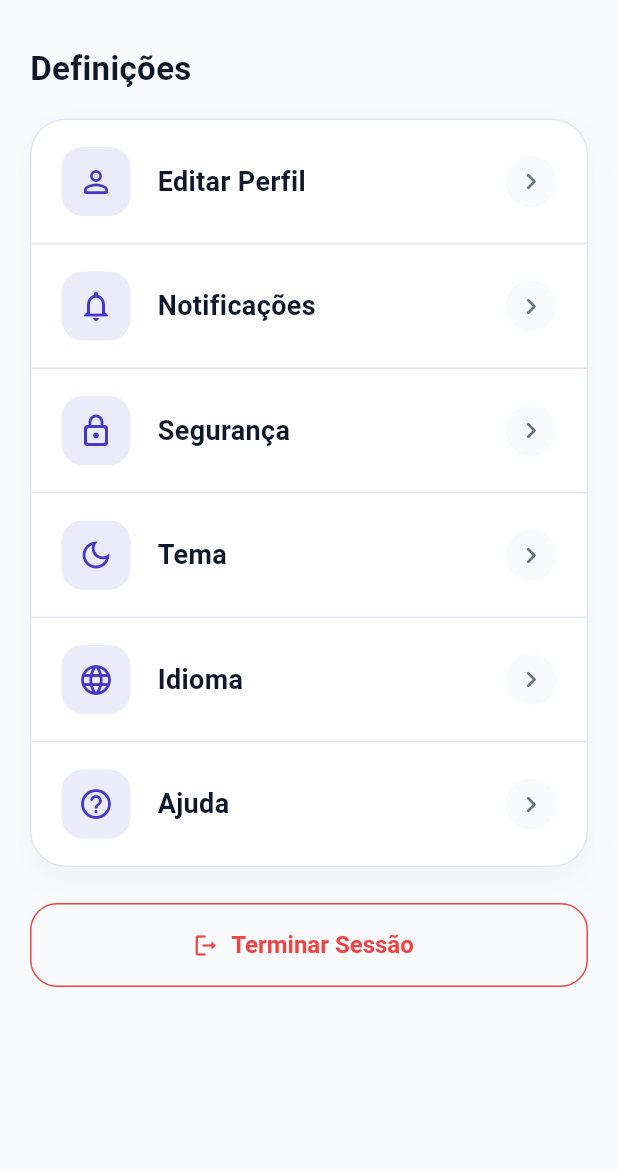
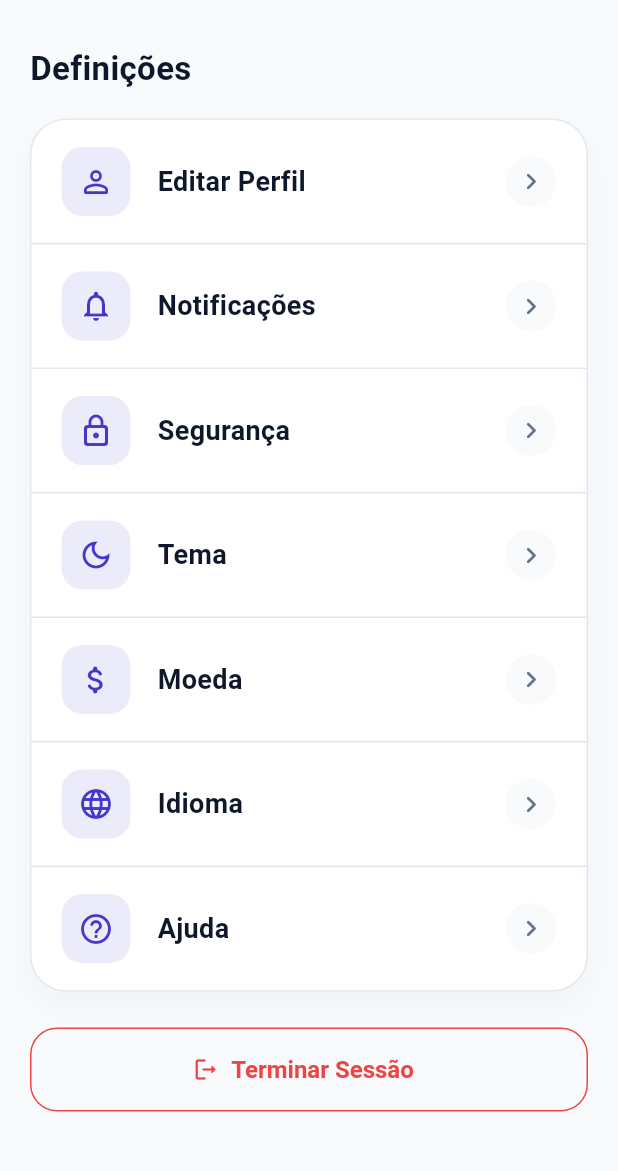
Before and after one commit to DMarques24/FinSync, a Flutter app: the ProfilePage screen opened directly, on a phone screen of 412 x 824 dp, the part 60-1231 px from its top. Run offline on Flutter 3.47's test engine with Material 3 defaults, Android fonts, the phone set to English and light mode, and no system bars; our stand-ins replace flutter_bloc, get_it, go_router, image_picker, shared_preferences, supabase_flutter and 1 more; missing offline and left inert: liquid_glass_bar, sankey_flutter; accounts and stored records are empty.

Commit message:
feat: implement currency management; add CurrencyBloc, events, and states, and integrate currency selection across the app

```diff
--- /dev/null
+++ b/finsync/lib/core/currency/app_currency.dart
@@ -0,0 +1,55 @@
+import 'package:flutter/material.dart';
+
+/// Moedas suportadas pela app.
+///
+/// Importante: isto só troca o símbolo/formato apresentado. A app não faz
+/// conversão real de valores entre moedas (isso exigiria taxas de câmbio em
+/// tempo real), por isso os números guardados na base de dados não mudam,
+/// só a forma como são apresentados.
+enum AppCurrencyType {
+  eur('EUR', '€', 'Euro', false),
+  usd('USD', '\$', 'Dólar Americano', true),
+  gbp('GBP', '£', 'Libra Esterlina', true),
+  brl('BRL', 'R\$', 'Real Brasileiro', true);
+
+  final String code;
+  final String symbol;
+  final String label;
+  final bool symbolBefore;
+
+  const AppCurrencyType(this.code, this.symbol, this.label, this.symbolBefore);
+}
+
+class AppCurrency {
+  AppCurrency._();
+
+  static AppCurrencyType type = AppCurrencyType.eur;
+
+  static String get symbol => type.symbol;
+  static String get code => type.code;
+
+  /// Ícone aproximado para a moeda atual (usado em campos de formulário).
+  static IconData get icon {
+    switch (type) {
+      case AppCurrencyType.eur:
+        return Icons.euro_rounded;
+      case AppCurrencyType.usd:
+        return Icons.attach_money_rounded;
+      case AppCurrencyType.gbp:
+        return Icons.currency_pound_rounded;
+      case AppCurrencyType.brl:
+        return Icons.attach_money_rounded;
+    }
+  }
+
+  /// Formata um valor com o símbolo da moeda atual, respeitando se o
+  /// símbolo fica antes (ex: $12.34) ou depois (ex: 12.34 €) do número.
+  /// `sign`, se passado (ex: "+ " ou "- "), fica sempre à frente de tudo.
+  static String format(num value, {String sign = ''}) {
+    final amount = value.abs().toStringAsFixed(2);
+
+    return type.symbolBefore
+        ? '$sign${type.symbol}$amount'
+        : '$sign$amount ${type.symbol}';
+  }
+}
--- /dev/null
+++ b/finsync/lib/core/currency/currency_event.dart
@@ -0,0 +1,11 @@
+import 'package:finsync/core/currency/app_currency.dart';
+
+abstract class CurrencyEvent {}
+
+class LoadCurrencyEvent extends CurrencyEvent {}
+
+class ChangeCurrencyEvent extends CurrencyEvent {
+  final AppCurrencyType type;
+
+  ChangeCurrencyEvent(this.type);
+}
--- /dev/null
+++ b/finsync/lib/core/currency/currency_state.dart
@@ -0,0 +1,7 @@
+import 'package:finsync/core/currency/app_currency.dart';
+
+class CurrencyState {
+  final AppCurrencyType type;
+
+  const CurrencyState(this.type);
+}
--- a/finsync/lib/core/di/injection.dart
+++ b/finsync/lib/core/di/injection.dart
@@ -15,6 +15,7 @@ import 'package:finsync/presentation/pages/login/login_bloc.dart';
 import 'package:finsync/presentation/pages/onboarding/onboarding_bloc.dart';
 import 'package:finsync/presentation/pages/profile/profile_bloc.dart';
 import 'package:finsync/core/theme/theme_bloc.dart';
+import 'package:finsync/core/currency/currency_bloc.dart';
 import 'package:get_it/get_it.dart';
 
 import 'package:finsync/data/datasources/auth_user_remote_datasource.dart';
@@ -163,4 +164,5 @@ Future<void> initDependencies() async {
   );
 
   sl.registerFactory<ThemeBloc>(() => ThemeBloc());
+  sl.registerFactory<CurrencyBloc>(() => CurrencyBloc());
 }
--- a/finsync/lib/presentation/pages/analytics/components/event_tile.dart
+++ b/finsync/lib/presentation/pages/analytics/components/event_tile.dart
@@ -1,3 +1,4 @@
+import 'package:finsync/core/currency/app_currency.dart';
 import 'package:finsync/core/theme/colors.dart';
 import 'package:finsync/core/theme/text_styles.dart';
 import 'package:finsync/domain/entities/calendar_event.dart';
@@ -56,7 +57,7 @@ class EventTile extends StatelessWidget {
           const SizedBox(width: 8),
 
           Text(
-            "${isIncome ? '+' : '-'} ${event.price.toStringAsFixed(2)} €",
+            AppCurrency.format(event.price, sign: isIncome ? '+ ' : '- '),
             style: AppTextStyles.bodyMedium.copyWith(
               color: color,
               fontWeight: FontWeight.bold,
--- a/finsync/lib/presentation/pages/desire/components/add_desire_form.dart
+++ b/finsync/lib/presentation/pages/desire/components/add_desire_form.dart
@@ -7,6 +7,7 @@ import 'package:flutter/material.dart';
 import 'package:flutter_bloc/flutter_bloc.dart';
 import 'package:image_picker/image_picker.dart';
 
+import 'package:finsync/core/currency/app_currency.dart';
 import 'package:finsync/core/theme/colors.dart';
 import 'package:finsync/core/theme/text_styles.dart';
 
@@ -175,9 +176,9 @@ class _AddDesireFormState extends State<AddDesireForm> {
                   decimal: true,
                 ),
                 decoration: InputDecoration(
-                  labelText: "Preço (€)",
+                  labelText: "Preço (${AppCurrency.symbol})",
                   prefixIcon: Icon(
-                    Icons.euro_rounded,
+                    AppCurrency.icon,
                     color: AppColors.secondary,
                   ),
                 ),
--- a/finsync/lib/presentation/pages/desire/components/desire_card.dart
+++ b/finsync/lib/presentation/pages/desire/components/desire_card.dart
@@ -1,5 +1,6 @@
 import 'package:flutter/material.dart';
 
+import 'package:finsync/core/currency/app_currency.dart';
 import 'package:finsync/core/theme/colors.dart';
 import 'package:finsync/core/theme/text_styles.dart';
 
@@ -108,7 +109,7 @@ class DesireCard extends StatelessWidget {
                     const SizedBox(height: 8),
 
                     Text(
-                      "${price.toStringAsFixed(2)} €",
+                      AppCurrency.format(price),
                       maxLines: 1,
                       overflow: TextOverflow.ellipsis,
                       style: AppTextStyles.bodyLarge.copyWith(
--- a/finsync/lib/presentation/pages/home/components/card_cash_flow.dart
+++ b/finsync/lib/presentation/pages/home/components/card_cash_flow.dart
@@ -2,6 +2,7 @@ import 'package:finsync/presentation/pages/home/home_bloc.dart';
 import 'package:finsync/presentation/pages/home/home_event.dart';
 import 'package:flutter/material.dart';
 
+import 'package:finsync/core/currency/app_currency.dart';
 import 'package:finsync/core/theme/colors.dart';
 import 'package:finsync/core/theme/text_styles.dart';
 import 'package:flutter_bloc/flutter_bloc.dart';
@@ -103,7 +104,7 @@ class CardCashFlow extends StatelessWidget {
           const SizedBox(height: 8),
 
           Text(
-            "${balance.toStringAsFixed(2)} €",
+            AppCurrency.format(balance),
             style: AppTextStyles.headingLarge.copyWith(
               color: Colors.white,
               fontSize: 38,
@@ -178,7 +179,7 @@ class _InfoCard extends StatelessWidget {
           const SizedBox(height: 6),
 
           Text(
-            "${value.toStringAsFixed(2)} €",
+            AppCurrency.format(value),
             style: const TextStyle(
               color: Colors.white,
               fontWeight: FontWeight.bold,
--- a/finsync/lib/presentation/pages/home/components/expense_card.dart
+++ b/finsync/lib/presentation/pages/home/components/expense_card.dart
@@ -1,5 +1,6 @@
 import 'package:flutter/material.dart';
 
+import 'package:finsync/core/currency/app_currency.dart';
 import 'package:finsync/core/theme/colors.dart';
 import 'package:finsync/core/theme/text_styles.dart';
 
@@ -109,7 +110,7 @@ class ExpenseCard extends StatelessWidget {
             crossAxisAlignment: CrossAxisAlignment.end,
             children: [
               Text(
-                "- ${price.toStringAsFixed(2)} €",
+                AppCurrency.format(price, sign: '- '),
                 style: AppTextStyles.bodyLarge.copyWith(
                   color: AppColors.error,
                   fontWeight: FontWeight.bold,
--- a/finsync/lib/presentation/pages/onboarding/onboarding_page.dart
+++ b/finsync/lib/presentation/pages/onboarding/onboarding_page.dart
@@ -1,3 +1,4 @@
+import 'package:finsync/core/currency/app_currency.dart';
 import 'package:finsync/core/theme/colors.dart';
 import 'package:finsync/presentation/pages/onboarding/onboarding_bloc.dart';
 import 'package:finsync/presentation/pages/onboarding/onboarding_event.dart';
@@ -357,8 +358,8 @@ class _BalanceStep extends StatelessWidget {
               FilteringTextInputFormatter.allow(RegExp(r'^\d*[.,]?\d{0,2}')),
             ],
             decoration: InputDecoration(
-              labelText: "Saldo atual (€)",
-              prefixIcon: const Icon(Icons.euro_rounded),
+              labelText: "Saldo atual (${AppCurrency.symbol})",
+              prefixIcon: Icon(AppCurrency.icon),
               border: OutlineInputBorder(
                 borderRadius: BorderRadius.circular(16),
               ),
--- a/finsync/lib/presentation/pages/profile/profile_page.dart
+++ b/finsync/lib/presentation/pages/profile/profile_page.dart
@@ -1,12 +1,14 @@
 import 'package:flutter/material.dart';
 import 'package:flutter_bloc/flutter_bloc.dart';
 
+import 'package:finsync/core/currency/app_currency.dart';
 import 'package:finsync/core/theme/colors.dart';
 import 'package:finsync/core/theme/text_styles.dart';
 
 import 'package:finsync/presentation/pages/profile/components/settings_button.dart';
 import 'package:finsync/presentation/pages/profile/components/profile_header.dart';
 import 'package:finsync/presentation/pages/profile/components/theme_picker_sheet.dart';
+import 'package:finsync/presentation/pages/profile/components/currency_picker_sheet.dart';
 import 'package:finsync/presentation/pages/profile/profile_bloc.dart';
 import 'package:finsync/presentation/pages/profile/profile_event.dart';
 import 'package:finsync/presentation/pages/profile/profile_state.dart';
@@ -39,8 +41,7 @@ class _ProfilePageState extends State<ProfilePage> {
             if (state is ProfileLoadedState) {
               displayName = state.user.username;
               displayEmail = state.email;
-              displayBalance =
-                  '${state.user.balance.toStringAsFixed(2)} €';
+              displayBalance = AppCurrency.format(state.user.balance);
             }
 
             return SingleChildScrollView(
@@ -120,6 +121,24 @@ class _ProfilePageState extends State<ProfilePage> {
                         ),
                         const Divider(height: 1),
 
+                        SettingsButton(
+                          icon: Icons.attach_money_rounded,
+                          name: "Moeda",
+                          onTap: () {
+                            showModalBottomSheet(
+                              context: context,
+                              backgroundColor: AppColors.surface,
+                              shape: const RoundedRectangleBorder(
+                                borderRadius: BorderRadius.vertical(
+                                  top: Radius.circular(28),
+                                ),
+                              ),
+                              builder: (_) => const CurrencyPickerSheet(),
+                            );
+                          },
+                        ),
+                        const Divider(height: 1),
+
                         const SettingsButton(
                           icon: Icons.language_outlined,
                           name: "Idioma",
```
Also changed, not shown: finsync/lib/app/app.dart (+21 -6 lines), finsync/lib/core/currency/currency_bloc.dart (added, +43 -0 lines), finsync/lib/presentation/pages/analytics/components/add_event_calendar.dart (+4 -3 lines), finsync/lib/presentation/pages/home/components/add_expense_form.dart (+4 -3 lines), finsync/lib/presentation/pages/profile/components/currency_picker_sheet.dart (added, +158 -0 lines), finsync/lib/presentation/pages/profile/components/profile_header.dart (+7 -1 lines).
